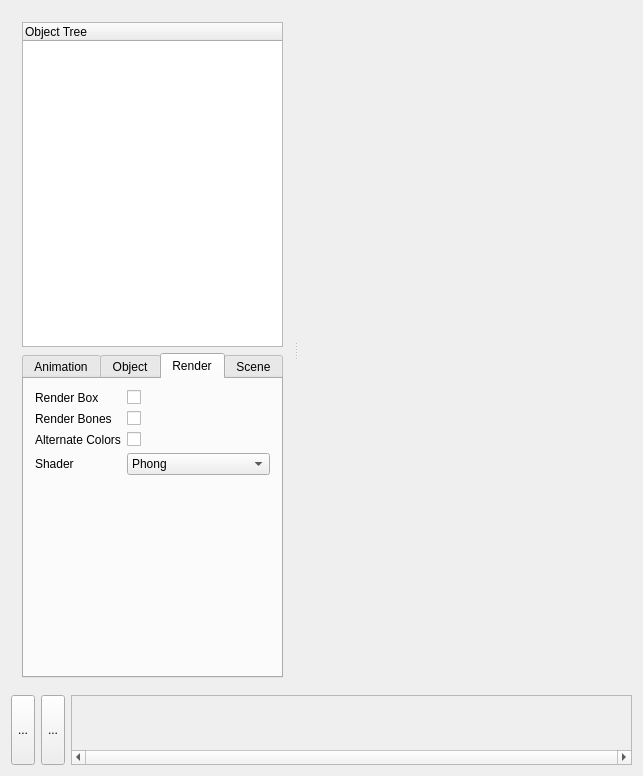
This is Animação/mainwindow.ui in RicardoBusta/animacao-ufc-2012 as Qt 5 draws it before an edit. The edited form follows.
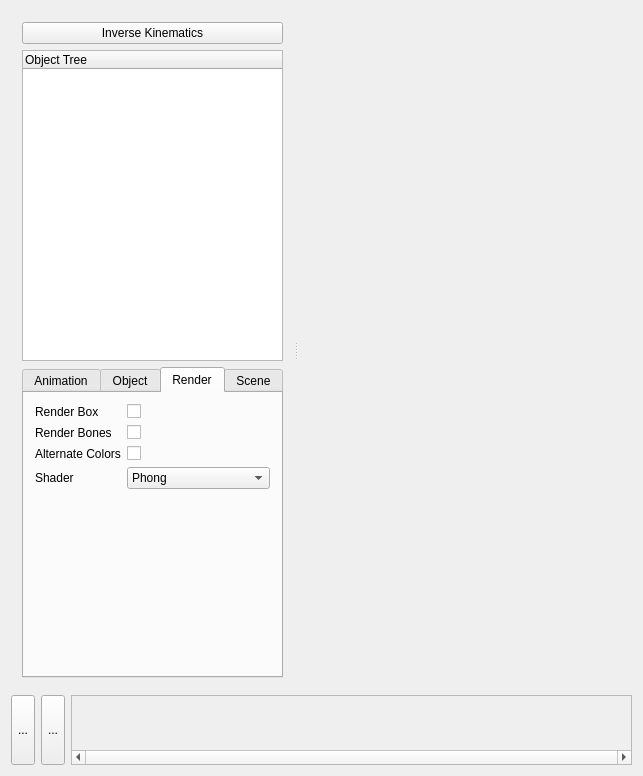
This is the edited form. Icons and pictures are not drawn. Custom widgets are drawn as their Qt base class.

Commit message: agora a cinematica inversa desativa a interface de animação. assim não tem perigo de um interferir no outro. :D

```diff
--- a/Animação/mainwindow.ui
+++ b/Animação/mainwindow.ui
@@ -40,6 +40,16 @@
         </sizepolicy>
        </property>
        <layout class="QVBoxLayout" name="verticalLayout_3">
+        <item>
+         <widget class="QPushButton" name="push_ikmode">
+          <property name="text">
+           <string>Inverse Kinematics</string>
+          </property>
+          <property name="checkable">
+           <bool>true</bool>
+          </property>
+         </widget>
+        </item>
         <item>
          <widget class="QTreeWidget" name="treeWidget">
           <property name="sizePolicy">
```
The commit also changes 6 other files.
